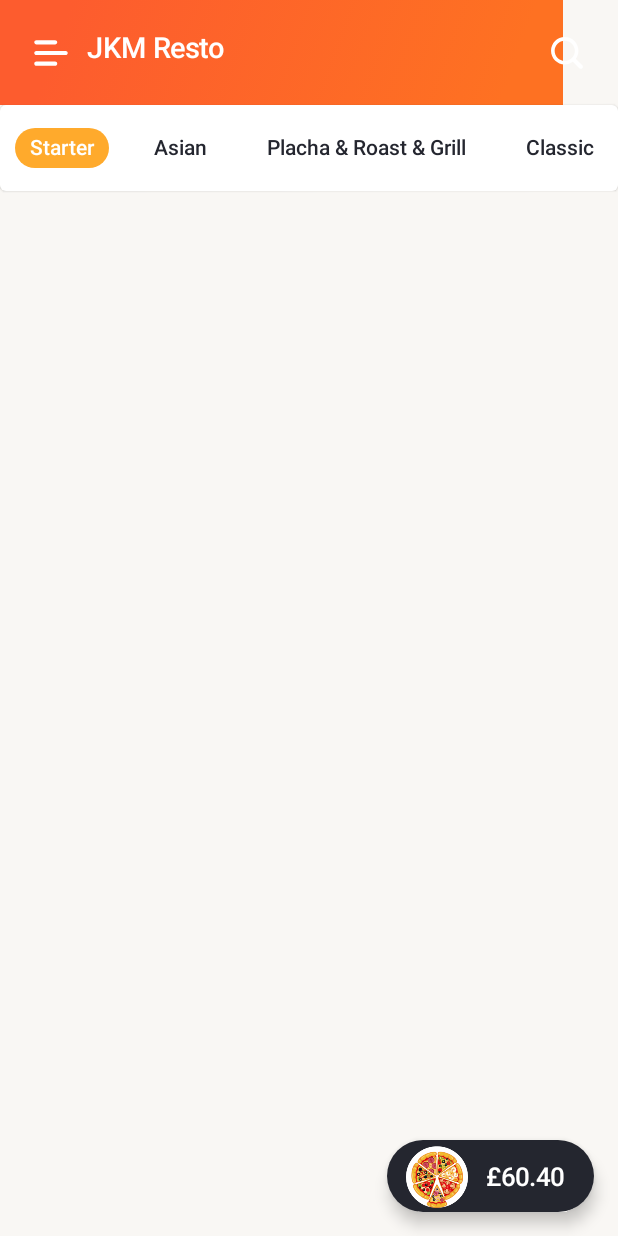
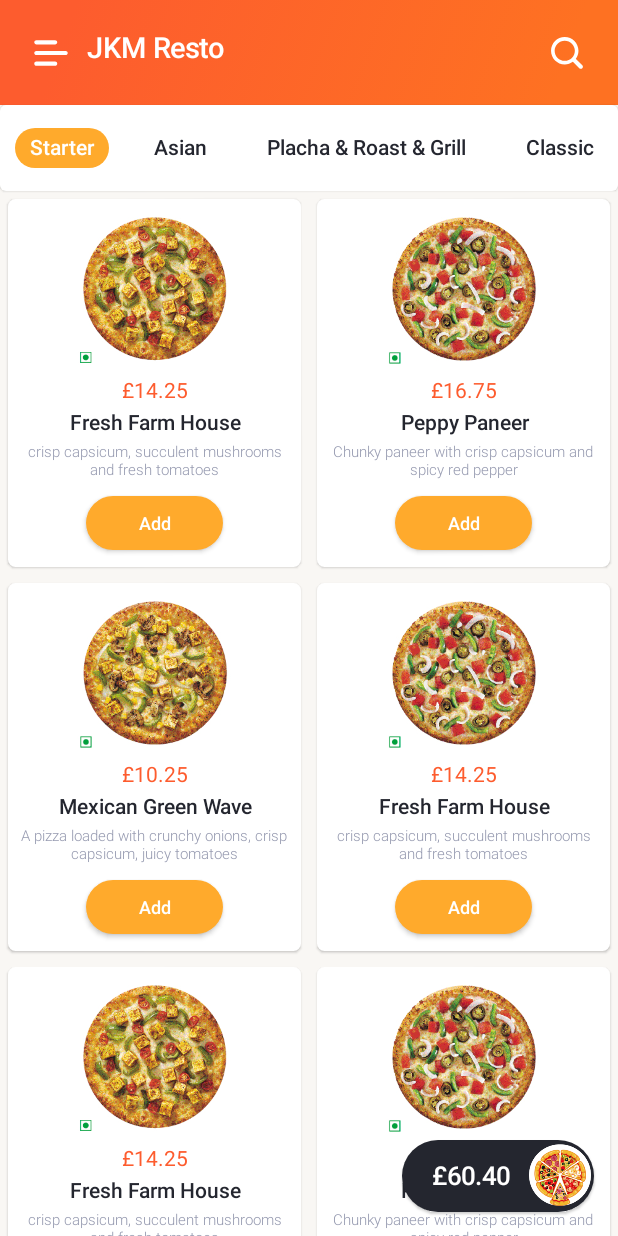
Before and after one commit to nameisjayant/Pizza-App-Ui-Compose, an Android app built with Jetpack Compose: the screen it shows after launch (MainActivity), on a phone screen of 412 x 824 dp. Run offline under Robolectric (Android 15) with nearby library versions, the phone set to English and light mode, and no system bars.

Commit message:
home screen ui

```diff
--- a/app/src/main/java/com/programmingsimplified/pizzaappui/MainActivity.kt
+++ b/app/src/main/java/com/programmingsimplified/pizzaappui/MainActivity.kt
@@ -17,9 +17,7 @@ import com.programmingsimplified.pizzaappui.ui.theme.PizzaAppUITheme
 class MainActivity : ComponentActivity() {
     override fun onCreate(savedInstanceState: Bundle?) {
         super.onCreate(savedInstanceState)
-        window.setFlags(
-            WindowManager.LayoutParams.FLAG_FULLSCREEN,
-            WindowManager.LayoutParams.FLAG_FULLSCREEN);
+
         setContent {
             PizzaAppUITheme {
                 Surface(
--- /dev/null
+++ b/app/src/main/java/com/programmingsimplified/pizzaappui/data/Pizza.kt
@@ -0,0 +1,62 @@
+package com.programmingsimplified.pizzaappui.data
+
+import androidx.annotation.DrawableRes
+import com.programmingsimplified.pizzaappui.R
+
+data class Pizza(
+    @DrawableRes val image:Int,
+    val name:String,
+    val description:String,
+    val price:String
+)
+
+val pizzaList = listOf(
+    Pizza(
+        R.drawable.two,
+        "Fresh Farm House",
+        "crisp capsicum, succulent mushrooms and fresh tomatoes",
+        "£14.25"
+    ),
+    Pizza(
+        R.drawable.three,
+        "Peppy Paneer",
+        "Chunky paneer with crisp capsicum and spicy red pepper",
+        "£16.75"
+    ),
+    Pizza(
+        R.drawable.four,
+        "Mexican Green Wave",
+        "A pizza loaded with crunchy onions, crisp capsicum, juicy tomatoes",
+        "£10.25"
+    ),
+    Pizza(
+        R.drawable.three,
+        "Fresh Farm House",
+        "crisp capsicum, succulent mushrooms and fresh tomatoes",
+        "£14.25"
+    ),
+    Pizza(
+        R.drawable.two,
+        "Fresh Farm House",
+        "crisp capsicum, succulent mushrooms and fresh tomatoes",
+        "£14.25"
+    ),
+    Pizza(
+        R.drawable.three,
+        "Peppy Paneer",
+        "Chunky paneer with crisp capsicum and spicy red pepper",
+        "£19.25"
+    ),
+    Pizza(
+        R.drawable.four,
+        "Fresh Farm House",
+        "crisp capsicum, succulent mushrooms and fresh tomatoes",
+        "£14.25"
+    ),
+    Pizza(
+        R.drawable.two,
+        "Fresh Farm House",
+        "crisp capsicum, succulent mushrooms and fresh tomatoes",
+        "£14.25"
+    ),
+)
--- a/app/src/main/java/com/programmingsimplified/pizzaappui/screens/home_screen.kt
+++ b/app/src/main/java/com/programmingsimplified/pizzaappui/screens/home_screen.kt
@@ -3,25 +3,33 @@ package com.programmingsimplified.pizzaappui.screens
 import android.annotation.SuppressLint
 import androidx.compose.foundation.*
 import androidx.compose.foundation.layout.*
+import androidx.compose.foundation.lazy.grid.GridCells
+import androidx.compose.foundation.lazy.grid.LazyVerticalGrid
+import androidx.compose.foundation.lazy.grid.items
 import androidx.compose.foundation.shape.RoundedCornerShape
 import androidx.compose.material.*
 import androidx.compose.runtime.*
 import androidx.compose.ui.Alignment
+import androidx.compose.ui.Alignment.Companion.BottomCenter
+import androidx.compose.ui.Alignment.Companion.Center
 import androidx.compose.ui.Alignment.Companion.CenterVertically
 import androidx.compose.ui.Modifier
 import androidx.compose.ui.graphics.Color
 import androidx.compose.ui.layout.ContentScale
 import androidx.compose.ui.res.painterResource
+import androidx.compose.ui.res.stringResource
 import androidx.compose.ui.text.TextStyle
 import androidx.compose.ui.text.font.FontWeight
+import androidx.compose.ui.text.style.TextAlign
 import androidx.compose.ui.unit.dp
 import androidx.compose.ui.unit.sp
 import com.programmingsimplified.pizzaappui.commonui.CommonIconFromDrawable
-import com.programmingsimplified.pizzaappui.ui.theme.BackgroundColor
 import  com.programmingsimplified.pizzaappui.R
+import com.programmingsimplified.pizzaappui.commonui.SpacerHeight
 import com.programmingsimplified.pizzaappui.commonui.SpacerWidth
-import com.programmingsimplified.pizzaappui.ui.theme.DarkBlackColor
-import com.programmingsimplified.pizzaappui.ui.theme.YellowColor
+import com.programmingsimplified.pizzaappui.data.Pizza
+import com.programmingsimplified.pizzaappui.data.pizzaList
+import com.programmingsimplified.pizzaappui.ui.theme.*
 
 @SuppressLint("UnusedMaterialScaffoldPaddingParameter")
 @Composable
@@ -31,32 +39,11 @@ fun HomeScreen() {
         listOf("Starter", "Asian", "Placha & Roast & Grill", "Classic", "Indian", "Italian")
     val scrollState = rememberScrollState()
     var menuState by remember { mutableStateOf("Starter") }
+    val pizzaList = pizzaList
 
     Scaffold(
         floatingActionButton = {
-            ExtendedFloatingActionButton(text = {
-                Row {
-                    Text(
-                        text = "£60.40", style = TextStyle(
-                            fontSize = 17.sp,
-                            fontWeight = FontWeight.W600,
-                            color = Color.White
-                        ),
-                        modifier = Modifier.align(CenterVertically)
-                    )
-                }
-            }, onClick = {
-
-            }, backgroundColor = DarkBlackColor,
-                icon = {
-                    Icon(
-                        painter = painterResource(id = R.drawable.pizza),
-                        contentDescription = "",
-                        modifier = Modifier.size(42.dp),
-                        tint = Color.Unspecified
-                    )
-                }
-            )
+            ExtendedActionButton()
         }
     ) {
 
@@ -77,7 +64,7 @@ fun HomeScreen() {
                     Image(
                         painter = painterResource(id = R.drawable.bg), contentDescription = "",
                         contentScale = ContentScale.Crop,
-                        modifier = Modifier.height(70.dp)
+                        modifier = Modifier.height(70.dp).fillMaxWidth()
                     )
                     Row(
                         modifier = Modifier
@@ -116,6 +103,11 @@ fun HomeScreen() {
                     }
                 }
 
+                LazyVerticalGrid(columns = GridCells.Fixed(2)){
+                    items(pizzaList){
+                        ShowPizza(pizza = it)
+                    }
+                }
             }
 
         }
@@ -156,6 +148,112 @@ fun MenuItems(
 }
 
 @Composable
+fun ShowPizza(
+    pizza: Pizza
+) {
+    Card(
+        shape = RoundedCornerShape(5.dp),
+        backgroundColor = Color.White,
+        modifier = Modifier
+            .width(175.dp)
+            .padding(vertical = 5.dp, horizontal = 5.dp)
+    ) {
+        Box(
+            modifier = Modifier.fillMaxWidth(),
+            contentAlignment = Center
+        ) {
+            Column(
+                modifier = Modifier
+                    .fillMaxWidth()
+                    .padding(vertical = 5.dp, horizontal = 5.dp),
+                horizontalAlignment = Alignment.CenterHorizontally
+            ) {
+                Image(
+                    painter = painterResource(id = pizza.image), contentDescription = "",
+                    modifier = Modifier.size(109.dp)
+                )
+                SpacerHeight(5.dp)
+                Text(
+                    text = pizza.price, style = TextStyle(
+                        fontSize = 14.sp,
+                        fontWeight = FontWeight.W400,
+                        color = RedColor
+                    ),
+                    textAlign = TextAlign.Center
+                )
+                SpacerHeight(5.dp)
+                Text(
+                    text = pizza.name, style = TextStyle(
+                        fontSize = 14.sp,
+                        fontWeight = FontWeight.W600,
+                        color = DarkBlackColor
+                    ),
+                    textAlign = TextAlign.Center
+                )
+                SpacerHeight(5.dp)
+                Text(
+                    text = pizza.description, style = TextStyle(
+                        fontSize = 10.sp,
+                        fontWeight = FontWeight.W300,
+                        color = LightGrayColor
+                    ),
+                    textAlign = TextAlign.Center
+                )
+                SpacerHeight(5.dp)
+                Button(
+                    onClick = {},
+                    modifier = Modifier
+                        .width(91.dp),
+                    shape = RoundedCornerShape(18.dp),
+                    colors = ButtonDefaults.buttonColors(
+                        backgroundColor = YellowColor
+                    )
+                ) {
+                    Text(
+                        text = stringResource(R.string.add), style = TextStyle(
+                            fontSize = 12.sp,
+                            fontWeight = FontWeight.W600,
+                            color = Color.White
+                        ),
+                        textAlign = TextAlign.Center
+                    )
+                }
+            }
+
+        }
+    }
+}
+
+@Composable
 fun ExtendedActionButton() {
 
+    Card(
+        shape = RoundedCornerShape(27.dp),
+        backgroundColor = DarkBlackColor,
+        modifier = Modifier.height(48.dp)
+    ) {
+
+        Row {
+            SpacerWidth(20.dp)
+            Text(
+                text = stringResource(R.string.price), style = TextStyle(
+                    fontSize = 17.sp,
+                    fontWeight = FontWeight.W600,
+                    color = Color.White
+                ),
+                modifier = Modifier.align(CenterVertically)
+            )
+            SpacerWidth()
+            Icon(
+                painter = painterResource(id = R.drawable.pizza),
+                contentDescription = "",
+                modifier = Modifier
+                    .size(46.dp)
+                    .padding(2.dp),
+                tint = Color.Unspecified
+            )
+        }
+
+    }
+
 }
--- a/app/src/main/java/com/programmingsimplified/pizzaappui/ui/theme/Color.kt
+++ b/app/src/main/java/com/programmingsimplified/pizzaappui/ui/theme/Color.kt
@@ -2,10 +2,10 @@ package com.programmingsimplified.pizzaappui.ui.theme
 
 import androidx.compose.ui.graphics.Color
 
-val Purple200 = Color(0xFFBB86FC)
-val Purple500 = Color(0xFF6200EE)
-val Purple700 = Color(0xFF3700B3)
-val Teal200 = Color(0xFF03DAC5)
+val Purple200 = Color(0XFFF6752C)
+val Purple500 = Color(0XFFF6752C)
+val Purple700 = Color(0XFFF6752C)
+val Teal200 = Color(0XFFF6752C)
 
 val YellowColor = Color(0XFFFFAA2C)
 val OrangeColor = Color(0XFFF6752C)
--- a/app/src/main/res/values/colors.xml
+++ b/app/src/main/res/values/colors.xml
@@ -1,8 +1,8 @@
 <?xml version="1.0" encoding="utf-8"?>
 <resources>
-    <color name="purple_200">#FFBB86FC</color>
-    <color name="purple_500">#FF6200EE</color>
-    <color name="purple_700">#FF3700B3</color>
+    <color name="purple_200">#FD5F2D</color>
+    <color name="purple_500">#FD5F2D</color>
+    <color name="purple_700">#FD5F2D</color>
     <color name="teal_200">#FF03DAC5</color>
     <color name="teal_700">#FF018786</color>
     <color name="black">#FF000000</color>
--- a/app/src/main/res/values/strings.xml
+++ b/app/src/main/res/values/strings.xml
@@ -1,3 +1,5 @@
 <resources>
     <string name="app_name">Pizza App UI</string>
+    <string name="add">Add</string>
+    <string name="price">£60.40</string>
 </resources>
```
Also changed, not shown: app/src/main/res/drawable/four.png (added), app/src/main/res/drawable/three.png (added), app/src/main/res/drawable/two.png (added).
